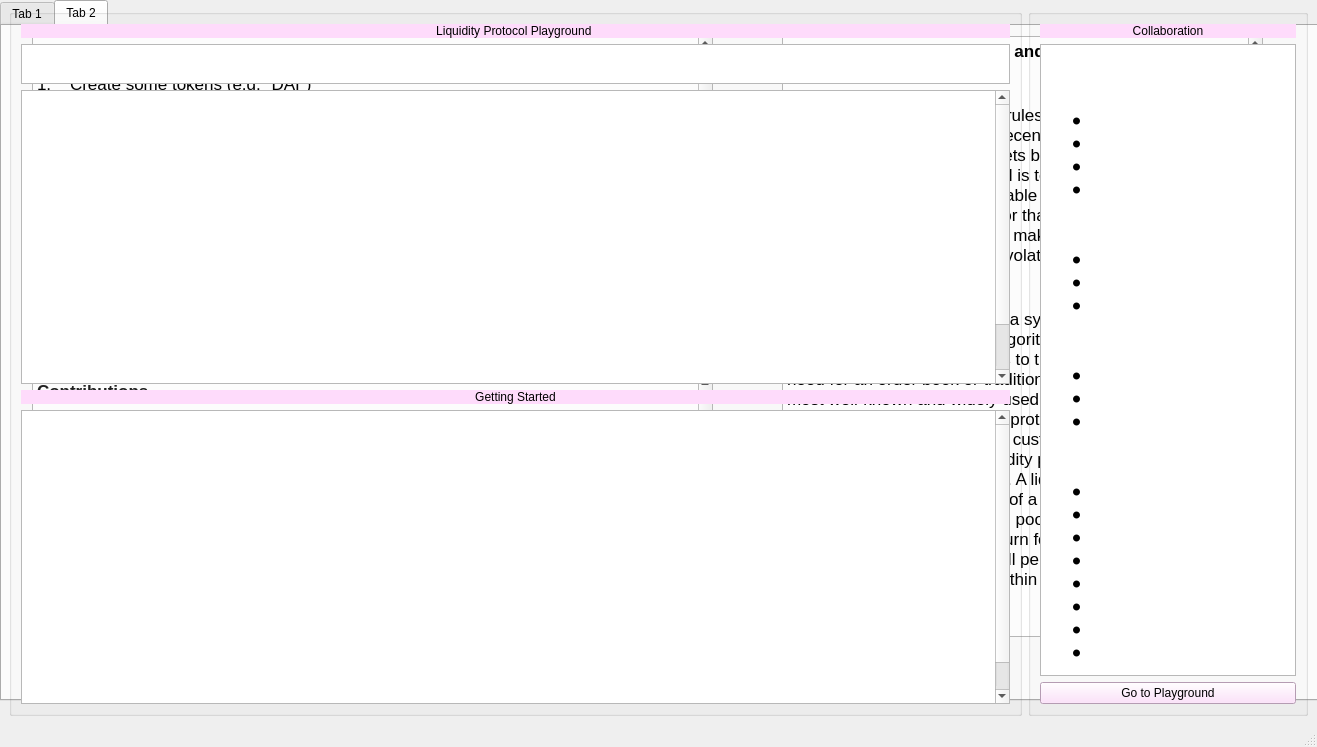
Above: introductorywindow.ui from LiquidityProtocol/AMM-Simulator before the change. Below: the same form after it.
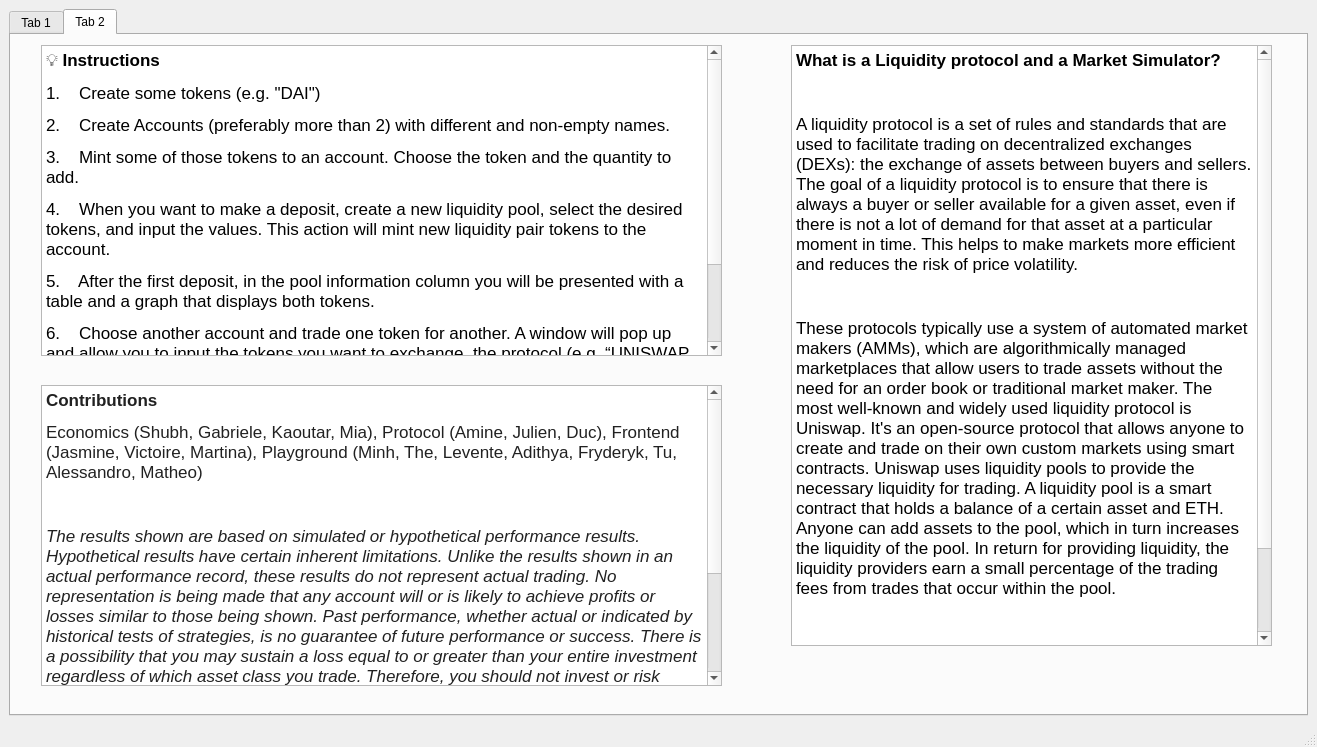
That is the form after the change. The open tabs and pages were chosen to show the change. Icons and pictures are not drawn.

Commit message: Change Introductory Window design

The edit to the form file:
```diff
--- a/introductorywindow.ui
+++ b/introductorywindow.ui
@@ -14,15 +14,9 @@
    <string>MainWindow</string>
   </property>
   <widget class="QWidget" name="centralwidget">
+   <layout class="QVBoxLayout" name="verticalLayout_3">
+    <item>
    <widget class="QTabWidget" name="tabWidget">
-    <property name="geometry">
-     <rect>
-      <x>0</x>
-      <y>0</y>
-      <width>1341</width>
-      <height>701</height>
-     </rect>
-    </property>
     <property name="currentIndex">
      <number>0</number>
     </property>
@@ -174,203 +168,6 @@
      </widget>
     </widget>
    </widget>
-   <layout class="QVBoxLayout" name="verticalLayout_3">
-    <item>
-     <layout class="QHBoxLayout" name="horizontalLayout_2">
-      <property name="bottomMargin">
-       <number>0</number>
-      </property>
-      <item>
-       <widget class="QGroupBox" name="groupBox">
-        <property name="styleSheet">
-         <string notr="true"/>
-        </property>
-        <property name="title">
-         <string/>
-        </property>
-        <layout class="QVBoxLayout" name="verticalLayout_4">
-         <item>
-          <widget class="QLabel" name="label">
-           <property name="styleSheet">
-            <string notr="true">font: 18pt &quot;Ravie&quot;;
-background-color: rgb(254, 219, 251);
-color: rgb(0,0,0);
-</string>
-           </property>
-           <property name="text">
-            <string>Liquidity Protocol Playground </string>
-           </property>
-           <property name="alignment">
-            <set>Qt::AlignCenter</set>
-           </property>
-          </widget>
-         </item>
-         <item>
-          <widget class="QTextBrowser" name="textBrowser_5">
-           <property name="sizePolicy">
-            <sizepolicy hsizetype="Expanding" vsizetype="Fixed">
-             <horstretch>0</horstretch>
-             <verstretch>0</verstretch>
-            </sizepolicy>
-           </property>
-           <property name="maximumSize">
-            <size>
-             <width>16777215</width>
-             <height>40</height>
-            </size>
-           </property>
-           <property name="styleSheet">
-            <string notr="true">font: 700 9pt &quot;Rockwell&quot;;</string>
-           </property>
-           <property name="html">
-            <string>&lt;!DOCTYPE HTML PUBLIC &quot;-//W3C//DTD HTML 4.0//EN&quot; &quot;http://www.w3.org/TR/REC-html40/strict.dtd&quot;&gt;
-&lt;html&gt;&lt;head&gt;&lt;meta name=&quot;qrichtext&quot; content=&quot;1&quot; /&gt;&lt;meta charset=&quot;utf-8&quot; /&gt;&lt;style type=&quot;text/css&quot;&gt;
-p, li { white-space: pre-wrap; }
-hr { height: 1px; border-width: 0; }
-&lt;/style&gt;&lt;/head&gt;&lt;body style=&quot; font-family:'Rockwell'; font-size:9pt; font-weight:700; font-style:normal;&quot;&gt;
-&lt;p style=&quot; margin-top:0px; margin-bottom:0px; margin-left:0px; margin-right:0px; -qt-block-indent:0; text-indent:0px;&quot;&gt;&lt;span style=&quot; font-family:'Segoe UI'; font-size:18pt; color:#ffffff;&quot;&gt;What is a Liquidity Protocol?&lt;/span&gt;&lt;/p&gt;&lt;/body&gt;&lt;/html&gt;</string>
-           </property>
-          </widget>
-         </item>
-         <item>
-          <widget class="QTextBrowser" name="textBrowser">
-           <property name="styleSheet">
-            <string notr="true">font: 9pt &quot;Rockwell&quot;;
-</string>
-           </property>
-           <property name="html">
-            <string>&lt;!DOCTYPE HTML PUBLIC &quot;-//W3C//DTD HTML 4.0//EN&quot; &quot;http://www.w3.org/TR/REC-html40/strict.dtd&quot;&gt;
-&lt;html&gt;&lt;head&gt;&lt;meta name=&quot;qrichtext&quot; content=&quot;1&quot; /&gt;&lt;meta charset=&quot;utf-8&quot; /&gt;&lt;style type=&quot;text/css&quot;&gt;
-p, li { white-space: pre-wrap; }
-hr { height: 1px; border-width: 0; }
-&lt;/style&gt;&lt;/head&gt;&lt;body style=&quot; font-family:'Rockwell'; font-size:9pt; font-weight:400; font-style:normal;&quot;&gt;
-&lt;p style=&quot; margin-top:12px; margin-bottom:0px; margin-left:0px; margin-right:0px; -qt-block-indent:0; text-indent:0px;&quot;&gt;&lt;span style=&quot; font-family:'Rockwell','serif'; font-size:14pt; font-weight:700; color:#ffffff;&quot;&gt;What is a Liquidity protocol and a Market Simulator?&lt;/span&gt;&lt;span style=&quot; color:#ffffff;&quot;&gt; &lt;/span&gt;&lt;/p&gt;
-&lt;p style=&quot; margin-top:12px; margin-bottom:12px; margin-left:0px; margin-right:0px; -qt-block-indent:0; text-indent:0px;&quot;&gt;&lt;span style=&quot; font-family:'Rockwell','serif'; font-size:14pt; color:#ffffff;&quot;&gt;A liquidity protocol is a set of rules and standards that are used to facilitate trading on decentralized exchanges (DEXs): the exchange of assets between buyers and sellers. The goal of a liquidity protocol is to ensure that there is always a buyer or seller available for a given asset, even if there is not a lot of demand for that asset at a particular moment in time. This helps to make markets more efficient and reduces the risk of price volatility. These protocols typically use a system of automated market makers (AMMs), which are algorithmically managed marketplaces that allow users to trade assets without the need for an order book or traditional market maker. The most well-known and widely used liquidity protocol is Uniswap. It's an open-source protocol that allows anyone to create and trade on their own custom markets using smart contracts. Uniswap uses liquidity pools to provide the necessary liquidity for trading. A liquidity pool is a smart contract that holds a balance of a certain asset and ETH. Anyone can add assets to the pool, which in turn increases the liquidity of the pool. In return for providing liquidity, the liquidity providers earn a small percentage of the trading fees from trades that occur within the pool. Market simulators are tools that can be used to test trading strategies and simulate the performance of different markets. They can be useful for traders, liquidity providers, and anyone who wants to understand how a market might behave under different conditions.&lt;/span&gt;&lt;span style=&quot; color:#ffffff;&quot;&gt; &lt;/span&gt;&lt;/p&gt;&lt;/body&gt;&lt;/html&gt;</string>
-           </property>
-          </widget>
-         </item>
-         <item>
-          <widget class="QLabel" name="label_3">
-           <property name="styleSheet">
-            <string notr="true">font: 18pt &quot;Ravie&quot;;
-color: rgb(0, 0, 0);
-background-color: rgb(254, 219, 251);
-</string>
-           </property>
-           <property name="text">
-            <string>Getting Started</string>
-           </property>
-           <property name="alignment">
-            <set>Qt::AlignCenter</set>
-           </property>
-          </widget>
-         </item>
-         <item>
-          <widget class="QTextBrowser" name="textBrowser_2">
-           <property name="html">
-            <string>&lt;!DOCTYPE HTML PUBLIC &quot;-//W3C//DTD HTML 4.0//EN&quot; &quot;http://www.w3.org/TR/REC-html40/strict.dtd&quot;&gt;
-&lt;html&gt;&lt;head&gt;&lt;meta name=&quot;qrichtext&quot; content=&quot;1&quot; /&gt;&lt;meta charset=&quot;utf-8&quot; /&gt;&lt;style type=&quot;text/css&quot;&gt;
-p, li { white-space: pre-wrap; }
-hr { height: 1px; border-width: 0; }
-&lt;/style&gt;&lt;/head&gt;&lt;body style=&quot; font-family:'Segoe UI'; font-size:9pt; font-weight:400; font-style:normal;&quot;&gt;
-&lt;p align=&quot;justify&quot; style=&quot; margin-top:12px; margin-bottom:12px; margin-left:0px; margin-right:0px; -qt-block-indent:0; text-indent:0px;&quot;&gt;&lt;span style=&quot; font-family:'Segoe UI Emoji','sans-serif'; font-size:13pt; color:#ffffff;&quot;&gt;💡&lt;/span&gt;&lt;span style=&quot; font-family:'Rockwell','serif'; font-size:13pt; color:#ffffff;&quot;&gt; Instructions&lt;/span&gt;&lt;span style=&quot; color:#ffffff;&quot;&gt; &lt;/span&gt;&lt;/p&gt;
-&lt;p align=&quot;justify&quot; style=&quot; margin-top:12px; margin-bottom:12px; margin-left:0px; margin-right:0px; -qt-block-indent:0; text-indent:0px;&quot;&gt;&lt;span style=&quot; font-family:'Rockwell','serif'; font-size:13pt; color:#ffffff;&quot;&gt;1.&lt;/span&gt;&lt;span style=&quot; font-family:'Times New Roman'; font-size:7pt; color:#ffffff;&quot;&gt;    &lt;/span&gt;&lt;span style=&quot; font-family:'Rockwell','serif'; font-size:13pt; color:#ffffff;&quot;&gt;Create some tokens (e.g. &amp;quot;DAI&amp;quot;)&lt;/span&gt;&lt;span style=&quot; color:#ffffff;&quot;&gt; &lt;/span&gt;&lt;/p&gt;
-&lt;p align=&quot;justify&quot; style=&quot; margin-top:12px; margin-bottom:12px; margin-left:0px; margin-right:0px; -qt-block-indent:0; text-indent:0px;&quot;&gt;&lt;span style=&quot; font-family:'Rockwell','serif'; font-size:13pt; color:#ffffff;&quot;&gt;2.&lt;/span&gt;&lt;span style=&quot; font-family:'Times New Roman'; font-size:7pt; color:#ffffff;&quot;&gt;    &lt;/span&gt;&lt;span style=&quot; font-family:'Rockwell','serif'; font-size:13pt; color:#ffffff;&quot;&gt;Create Accounts (preferably more than 2) with different and non-empty names.&lt;/span&gt;&lt;span style=&quot; color:#ffffff;&quot;&gt; &lt;/span&gt;&lt;/p&gt;
-&lt;p align=&quot;justify&quot; style=&quot; margin-top:12px; margin-bottom:12px; margin-left:0px; margin-right:0px; -qt-block-indent:0; text-indent:0px;&quot;&gt;&lt;span style=&quot; font-family:'Rockwell','serif'; font-size:13pt; color:#ffffff;&quot;&gt;3.&lt;/span&gt;&lt;span style=&quot; font-family:'Times New Roman'; font-size:7pt; color:#ffffff;&quot;&gt;    &lt;/span&gt;&lt;span style=&quot; font-family:'Rockwell','serif'; font-size:13pt; font-weight:700; color:#ffffff;&quot;&gt;Mint&lt;/span&gt;&lt;span style=&quot; font-family:'Rockwell','serif'; font-size:13pt; color:#ffffff;&quot;&gt; some of those tokens to an account. Choose the token and the quantity to add.&lt;/span&gt;&lt;span style=&quot; color:#ffffff;&quot;&gt; &lt;/span&gt;&lt;/p&gt;
-&lt;p align=&quot;justify&quot; style=&quot; margin-top:12px; margin-bottom:12px; margin-left:0px; margin-right:0px; -qt-block-indent:0; text-indent:0px;&quot;&gt;&lt;span style=&quot; font-family:'Rockwell','serif'; font-size:13pt; color:#ffffff;&quot;&gt;4.&lt;/span&gt;&lt;span style=&quot; font-family:'Times New Roman'; font-size:7pt; color:#ffffff;&quot;&gt;    &lt;/span&gt;&lt;span style=&quot; font-family:'Rockwell','serif'; font-size:13pt; color:#ffffff;&quot;&gt;When you want to&lt;/span&gt;&lt;span style=&quot; font-family:'Rockwell','serif'; font-size:13pt; font-weight:700; color:#ffffff;&quot;&gt; &lt;/span&gt;&lt;span style=&quot; font-family:'Rockwell','serif'; font-size:13pt; color:#ffffff;&quot;&gt;make a &lt;/span&gt;&lt;span style=&quot; font-family:'Rockwell','serif'; font-size:13pt; font-weight:700; color:#ffffff;&quot;&gt;deposit, &lt;/span&gt;&lt;span style=&quot; font-family:'Rockwell','serif'; font-size:13pt; color:#ffffff;&quot;&gt;create a new liquidity pool, select the desired tokens, and input the values. This action will mint new &lt;/span&gt;&lt;span style=&quot; font-family:'Rockwell','serif'; font-size:13pt; font-weight:700; color:#ffffff;&quot;&gt;liquidity pair tokens&lt;/span&gt;&lt;span style=&quot; font-family:'Rockwell','serif'; font-size:13pt; color:#ffffff;&quot;&gt; to the account.&lt;/span&gt;&lt;span style=&quot; color:#ffffff;&quot;&gt; &lt;/span&gt;&lt;/p&gt;
-&lt;p align=&quot;justify&quot; style=&quot; margin-top:12px; margin-bottom:12px; margin-left:0px; margin-right:0px; -qt-block-indent:0; text-indent:0px;&quot;&gt;&lt;span style=&quot; font-family:'Rockwell','serif'; font-size:13pt; color:#ffffff;&quot;&gt;5.&lt;/span&gt;&lt;span style=&quot; font-family:'Times New Roman'; font-size:7pt; color:#ffffff;&quot;&gt;    &lt;/span&gt;&lt;span style=&quot; font-family:'Rockwell','serif'; font-size:13pt; color:#ffffff;&quot;&gt;After the first deposit, in the pool information column you will be presented with a table and a graph that displays both tokens.&lt;/span&gt;&lt;span style=&quot; color:#ffffff;&quot;&gt; &lt;/span&gt;&lt;/p&gt;
-&lt;p align=&quot;justify&quot; style=&quot; margin-top:12px; margin-bottom:12px; margin-left:0px; margin-right:0px; -qt-block-indent:0; text-indent:0px;&quot;&gt;&lt;span style=&quot; font-family:'Rockwell','serif'; font-size:13pt; color:#ffffff;&quot;&gt;6.&lt;/span&gt;&lt;span style=&quot; font-family:'Times New Roman'; font-size:7pt; color:#ffffff;&quot;&gt;    &lt;/span&gt;&lt;span style=&quot; font-family:'Rockwell','serif'; font-size:13pt; color:#ffffff;&quot;&gt;Choose another account and &lt;/span&gt;&lt;span style=&quot; font-family:'Rockwell','serif'; font-size:13pt; font-weight:700; color:#ffffff;&quot;&gt;trade&lt;/span&gt;&lt;span style=&quot; font-family:'Rockwell','serif'; font-size:13pt; color:#ffffff;&quot;&gt; one token for another. A window will pop up and allow you to input the tokens you want to exchange, the protocol (e.g. “UNISWAP V.2”)&lt;/span&gt;&lt;span style=&quot; color:#ffffff;&quot;&gt; &lt;/span&gt;&lt;/p&gt;
-&lt;p align=&quot;justify&quot; style=&quot; margin-top:12px; margin-bottom:12px; margin-left:0px; margin-right:0px; -qt-block-indent:0; text-indent:0px;&quot;&gt;&lt;span style=&quot; font-family:'Rockwell','serif'; font-size:13pt; color:#ffffff;&quot;&gt;7.&lt;/span&gt;&lt;span style=&quot; font-family:'Times New Roman'; font-size:7pt; color:#ffffff;&quot;&gt;    &lt;/span&gt;&lt;span style=&quot; font-family:'Rockwell','serif'; font-size:13pt; color:#ffffff;&quot;&gt;Change the &amp;quot;real world&amp;quot; market price on tokens to simulate arbitrage opportunities&lt;/span&gt;&lt;span style=&quot; color:#ffffff;&quot;&gt; &lt;/span&gt;&lt;/p&gt;
-&lt;p align=&quot;justify&quot; style=&quot; margin-top:12px; margin-bottom:12px; margin-left:0px; margin-right:0px; -qt-block-indent:0; text-indent:0px;&quot;&gt;&lt;span style=&quot; font-family:'Rockwell','serif'; font-size:13pt; color:#ffffff;&quot;&gt;8.&lt;/span&gt;&lt;span style=&quot; font-family:'Times New Roman'; font-size:7pt; color:#ffffff;&quot;&gt;    &lt;/span&gt;&lt;span style=&quot; font-family:'Rockwell','serif'; font-size:13pt; font-weight:700; color:#ffffff;&quot;&gt;Withdraw&lt;/span&gt;&lt;span style=&quot; font-family:'Rockwell','serif'; font-size:13pt; color:#ffffff;&quot;&gt; a percentage your position to get back the value + a share of accrued pool fees.&lt;/span&gt;&lt;span style=&quot; color:#ffffff;&quot;&gt; &lt;/span&gt;&lt;/p&gt;&lt;/body&gt;&lt;/html&gt;</string>
-           </property>
-          </widget>
-         </item>
-        </layout>
-       </widget>
-      </item>
-      <item>
-       <widget class="QGroupBox" name="groupBox_2">
-        <property name="sizePolicy">
-         <sizepolicy hsizetype="Fixed" vsizetype="Preferred">
-          <horstretch>0</horstretch>
-          <verstretch>0</verstretch>
-         </sizepolicy>
-        </property>
-        <property name="title">
-         <string/>
-        </property>
-        <layout class="QVBoxLayout" name="verticalLayout_5">
-         <item>
-          <widget class="QLabel" name="label_4">
-           <property name="styleSheet">
-            <string notr="true">font: 18pt &quot;Ravie&quot;;
-color: rgb(0,0,0);
-background-color: rgb(254, 219, 251);
-</string>
-           </property>
-           <property name="text">
-            <string>Collaboration</string>
-           </property>
-           <property name="alignment">
-            <set>Qt::AlignCenter</set>
-           </property>
-          </widget>
-         </item>
-         <item>
-          <widget class="QTextBrowser" name="textBrowser_3">
-           <property name="html">
-            <string>&lt;!DOCTYPE HTML PUBLIC &quot;-//W3C//DTD HTML 4.0//EN&quot; &quot;http://www.w3.org/TR/REC-html40/strict.dtd&quot;&gt;
-&lt;html&gt;&lt;head&gt;&lt;meta name=&quot;qrichtext&quot; content=&quot;1&quot; /&gt;&lt;meta charset=&quot;utf-8&quot; /&gt;&lt;style type=&quot;text/css&quot;&gt;
-p, li { white-space: pre-wrap; }
-hr { height: 1px; border-width: 0; }
-&lt;/style&gt;&lt;/head&gt;&lt;body style=&quot; font-family:'Segoe UI'; font-size:9pt; font-weight:400; font-style:normal;&quot;&gt;
-&lt;p align=&quot;center&quot; style=&quot; margin-top:12px; margin-bottom:12px; margin-left:0px; margin-right:0px; -qt-block-indent:0; text-indent:0px;&quot;&gt;&lt;span style=&quot; font-family:'.AppleSystemUIFont'; color:#ffffff;&quot;&gt;.&lt;/span&gt;&lt;/p&gt;
-&lt;p align=&quot;center&quot; style=&quot; margin-top:12px; margin-bottom:12px; margin-left:0px; margin-right:0px; -qt-block-indent:0; text-indent:0px;&quot;&gt;&lt;span style=&quot; font-family:'.AppleSystemUIFont'; font-size:14pt; color:#ffffff;&quot;&gt;.&lt;/span&gt;&lt;span style=&quot; font-family:'Rockwell','serif'; font-size:14pt; font-weight:700; color:#ffffff;&quot;&gt;Economics&lt;/span&gt;&lt;span style=&quot; font-size:14pt; color:#ffffff;&quot;&gt; &lt;/span&gt;&lt;/p&gt;
-&lt;ul style=&quot;margin-top: 0px; margin-bottom: 0px; margin-left: 0px; margin-right: 0px; -qt-list-indent: 1;&quot;&gt;&lt;li style=&quot; font-size:14pt; color:#ffffff;&quot; style=&quot; margin-top:0px; margin-bottom:0px; margin-left:0px; margin-right:0px; -qt-block-indent:0; text-indent:0px;&quot;&gt;&lt;span style=&quot; font-family:'Rockwell','serif';&quot;&gt;Shubh&lt;/span&gt; &lt;/li&gt;
-&lt;li style=&quot; font-size:14pt; color:#ffffff;&quot; style=&quot; margin-top:0px; margin-bottom:0px; margin-left:0px; margin-right:0px; -qt-block-indent:0; text-indent:0px;&quot;&gt;&lt;span style=&quot; font-family:'Rockwell','serif';&quot;&gt;Gabriele&lt;/span&gt; &lt;/li&gt;
-&lt;li style=&quot; font-size:14pt; color:#ffffff;&quot; style=&quot; margin-top:0px; margin-bottom:0px; margin-left:0px; margin-right:0px; -qt-block-indent:0; text-indent:0px;&quot;&gt;&lt;span style=&quot; font-family:'Rockwell','serif';&quot;&gt;Kaoutar&lt;/span&gt; &lt;/li&gt;
-&lt;li style=&quot; font-size:14pt; color:#ffffff;&quot; style=&quot; margin-top:0px; margin-bottom:0px; margin-left:0px; margin-right:0px; -qt-block-indent:0; text-indent:0px;&quot;&gt;&lt;span style=&quot; font-family:'Rockwell','serif';&quot;&gt;Mia&lt;/span&gt; &lt;/li&gt;&lt;/ul&gt;
-&lt;p align=&quot;center&quot; style=&quot; margin-top:12px; margin-bottom:12px; margin-left:0px; margin-right:0px; -qt-block-indent:0; text-indent:0px;&quot;&gt;&lt;span style=&quot; font-family:'Rockwell','serif'; font-size:14pt; font-weight:700; color:#ffffff;&quot;&gt;Protocol&lt;/span&gt;&lt;span style=&quot; font-size:14pt; color:#ffffff;&quot;&gt; &lt;/span&gt;&lt;/p&gt;
-&lt;ul style=&quot;margin-top: 0px; margin-bottom: 0px; margin-left: 0px; margin-right: 0px; -qt-list-indent: 1;&quot;&gt;&lt;li style=&quot; font-size:14pt; color:#ffffff;&quot; style=&quot; margin-top:0px; margin-bottom:0px; margin-left:0px; margin-right:0px; -qt-block-indent:0; text-indent:0px;&quot;&gt;&lt;span style=&quot; font-family:'Rockwell','serif';&quot;&gt;Amine&lt;/span&gt; &lt;/li&gt;
-&lt;li style=&quot; font-size:14pt; color:#ffffff;&quot; style=&quot; margin-top:0px; margin-bottom:0px; margin-left:0px; margin-right:0px; -qt-block-indent:0; text-indent:0px;&quot;&gt;&lt;span style=&quot; font-family:'Rockwell','serif';&quot;&gt;Julien&lt;/span&gt; &lt;/li&gt;
-&lt;li style=&quot; font-size:14pt; color:#ffffff;&quot; style=&quot; margin-top:0px; margin-bottom:12px; margin-left:0px; margin-right:0px; -qt-block-indent:0; text-indent:0px;&quot;&gt;&lt;span style=&quot; font-family:'Rockwell','serif';&quot;&gt;Duc&lt;/span&gt; &lt;/li&gt;&lt;/ul&gt;
-&lt;p align=&quot;center&quot; style=&quot; margin-top:12px; margin-bottom:12px; margin-left:0px; margin-right:0px; -qt-block-indent:0; text-indent:0px;&quot;&gt;&lt;span style=&quot; font-family:'Rockwell','serif'; font-size:14pt; font-weight:700; color:#ffffff;&quot;&gt;Frontend&lt;/span&gt;&lt;span style=&quot; font-size:14pt; color:#ffffff;&quot;&gt; &lt;/span&gt;&lt;/p&gt;
-&lt;ul style=&quot;margin-top: 0px; margin-bottom: 0px; margin-left: 0px; margin-right: 0px; -qt-list-indent: 1;&quot;&gt;&lt;li style=&quot; font-size:14pt; color:#ffffff;&quot; style=&quot; margin-top:0px; margin-bottom:0px; margin-left:0px; margin-right:0px; -qt-block-indent:0; text-indent:0px;&quot;&gt;&lt;span style=&quot; font-family:'Rockwell','serif';&quot;&gt;Jasmine&lt;/span&gt; &lt;/li&gt;
-&lt;li style=&quot; font-size:14pt; color:#ffffff;&quot; style=&quot; margin-top:0px; margin-bottom:0px; margin-left:0px; margin-right:0px; -qt-block-indent:0; text-indent:0px;&quot;&gt;&lt;span style=&quot; font-family:'Rockwell','serif';&quot;&gt;Victoire&lt;/span&gt; &lt;/li&gt;
-&lt;li style=&quot; font-size:14pt; color:#ffffff;&quot; style=&quot; margin-top:0px; margin-bottom:12px; margin-left:0px; margin-right:0px; -qt-block-indent:0; text-indent:0px;&quot;&gt;&lt;span style=&quot; font-family:'Rockwell','serif';&quot;&gt;Martina&lt;/span&gt; &lt;/li&gt;&lt;/ul&gt;
-&lt;p align=&quot;center&quot; style=&quot; margin-top:12px; margin-bottom:12px; margin-left:0px; margin-right:0px; -qt-block-indent:0; text-indent:0px;&quot;&gt;&lt;span style=&quot; font-family:'Rockwell','serif'; font-size:14pt; font-weight:700; color:#ffffff;&quot;&gt;Playground&lt;/span&gt;&lt;span style=&quot; font-size:14pt; color:#ffffff;&quot;&gt; &lt;/span&gt;&lt;/p&gt;
-&lt;ul style=&quot;margin-top: 0px; margin-bottom: 0px; margin-left: 0px; margin-right: 0px; -qt-list-indent: 1;&quot;&gt;&lt;li style=&quot; font-size:14pt; color:#ffffff;&quot; style=&quot; margin-top:0px; margin-bottom:0px; margin-left:0px; margin-right:0px; -qt-block-indent:0; text-indent:0px;&quot;&gt;&lt;span style=&quot; font-family:'Rockwell','serif';&quot;&gt;Minh&lt;/span&gt; &lt;/li&gt;
-&lt;li style=&quot; font-size:14pt; color:#ffffff;&quot; style=&quot; margin-top:0px; margin-bottom:0px; margin-left:0px; margin-right:0px; -qt-block-indent:0; text-indent:0px;&quot;&gt;&lt;span style=&quot; font-family:'Rockwell','serif';&quot;&gt;The&lt;/span&gt; &lt;/li&gt;
-&lt;li style=&quot; font-size:14pt; color:#ffffff;&quot; style=&quot; margin-top:0px; margin-bottom:0px; margin-left:0px; margin-right:0px; -qt-block-indent:0; text-indent:0px;&quot;&gt;&lt;span style=&quot; font-family:'Rockwell','serif';&quot;&gt;Levente&lt;/span&gt; &lt;/li&gt;
-&lt;li style=&quot; font-size:14pt; color:#ffffff;&quot; style=&quot; margin-top:0px; margin-bottom:0px; margin-left:0px; margin-right:0px; -qt-block-indent:0; text-indent:0px;&quot;&gt;&lt;span style=&quot; font-family:'Rockwell','serif';&quot;&gt;Adithya&lt;/span&gt; &lt;/li&gt;
-&lt;li style=&quot; font-size:14pt; color:#ffffff;&quot; style=&quot; margin-top:0px; margin-bottom:0px; margin-left:0px; margin-right:0px; -qt-block-indent:0; text-indent:0px;&quot;&gt;&lt;span style=&quot; font-family:'Rockwell','serif';&quot;&gt;Fryderyk&lt;/span&gt; &lt;/li&gt;
-&lt;li style=&quot; font-size:14pt; color:#ffffff;&quot; style=&quot; margin-top:0px; margin-bottom:0px; margin-left:0px; margin-right:0px; -qt-block-indent:0; text-indent:0px;&quot;&gt;&lt;span style=&quot; font-family:'Rockwell','serif';&quot;&gt;Tu&lt;/span&gt; &lt;/li&gt;
-&lt;li style=&quot; font-size:14pt; color:#ffffff;&quot; style=&quot; margin-top:0px; margin-bottom:0px; margin-left:0px; margin-right:0px; -qt-block-indent:0; text-indent:0px;&quot;&gt;&lt;span style=&quot; font-family:'Rockwell','serif';&quot;&gt;Alessandro&lt;/span&gt; &lt;/li&gt;
-&lt;li style=&quot; font-size:14pt; color:#ffffff;&quot; style=&quot; margin-top:0px; margin-bottom:12px; margin-left:0px; margin-right:0px; -qt-block-indent:0; text-indent:0px;&quot;&gt;&lt;span style=&quot; font-family:'Rockwell','serif';&quot;&gt;Matheo&lt;/span&gt; &lt;/li&gt;&lt;/ul&gt;&lt;/body&gt;&lt;/html&gt;</string>
-           </property>
-          </widget>
-         </item>
-         <item>
-          <widget class="QPushButton" name="pushButton">
-           <property name="cursor">
-            <cursorShape>PointingHandCursor</cursorShape>
-           </property>
-           <property name="styleSheet">
-            <string notr="true">background-color: rgb(254, 219, 251);
-font: 9pt &quot;Rockwell&quot;;
-color: rgb(0, 0, 0);
-border-color: rgb(255, 255, 255);
-</string>
-           </property>
-           <property name="text">
-            <string>Go to Playground</string>
-           </property>
-          </widget>
-         </item>
-        </layout>
-       </widget>
-      </item>
-     </layout>
     </item>
    </layout>
   </widget>
```
Left out of the diff: 9 changed lines with no effect on the pictures. Lines whose indentation alone changed are shown as unchanged. The commit also changes 2 other files.
